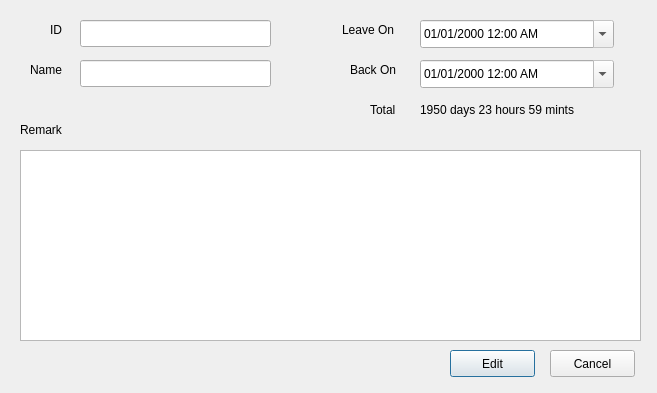
First picture: the form in edit.ui, repository Weemy96/slms, before the edit.
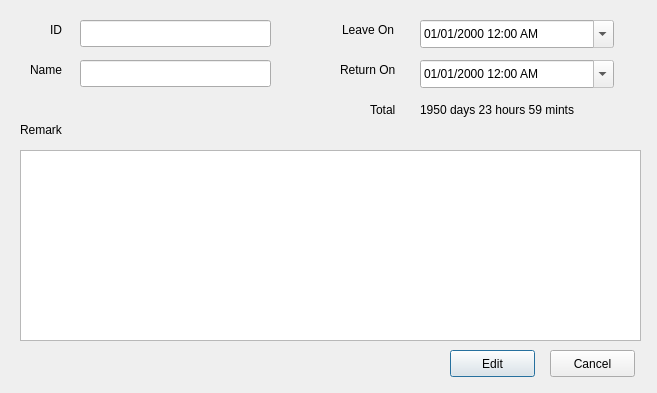
Second picture: the form after the edit.

Diff of the .ui file:
```diff
--- a/edit.ui
+++ b/edit.ui
@@ -55,14 +55,14 @@
   <widget class="QLabel" name="label_4">
    <property name="geometry">
     <rect>
-     <x>350</x>
+     <x>340</x>
      <y>60</y>
-     <width>63</width>
+     <width>71</width>
      <height>19</height>
     </rect>
    </property>
    <property name="text">
-    <string>Back On</string>
+    <string>Return On</string>
    </property>
   </widget>
   <widget class="QDateTimeEdit" name="date_time_leave_on_edit">
```
